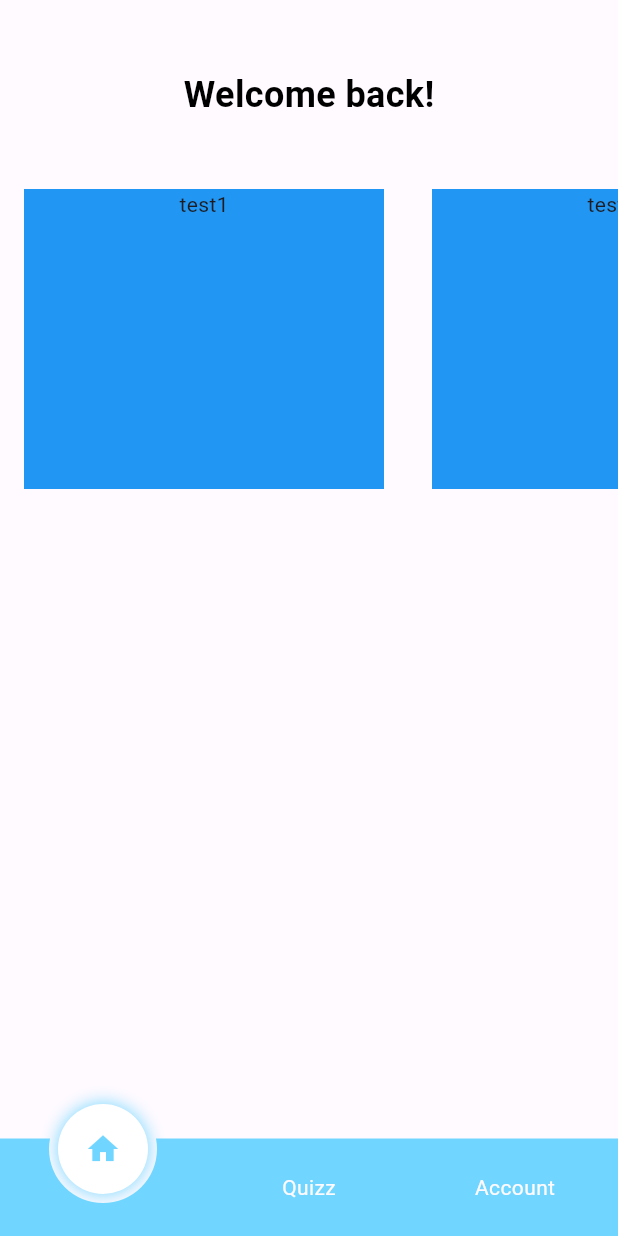
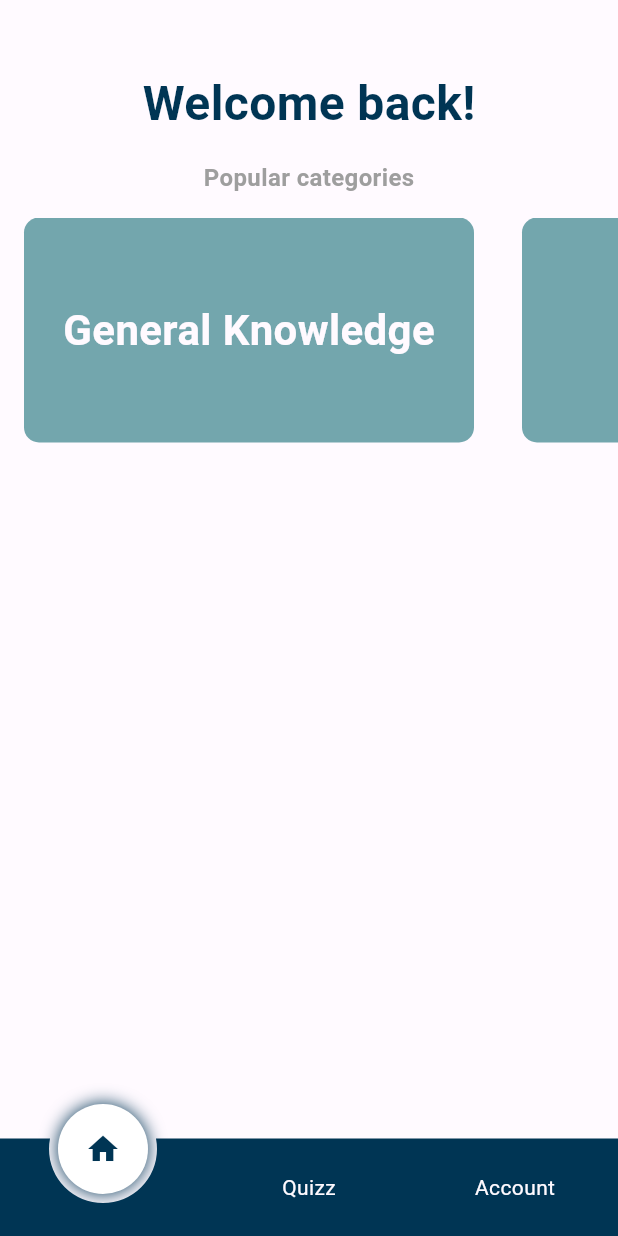
Before and after one commit to kry-ozo/quizzApp, a Flutter app: the screen it shows after launch, on a phone screen of 412 x 824 dp. Run offline on Flutter 3.47's test engine with Material 3 defaults, Android fonts, the phone set to English and light mode, and no system bars; drawn by our look-alikes of circle_nav_bar.

Commit message:
Added changes to uj colors and styling of elements

```diff
--- a/lib/components/custom_tile.dart
+++ b/lib/components/custom_tile.dart
@@ -7,13 +7,16 @@ class CustomTile extends StatelessWidget {
   @override
   Widget build(BuildContext context) {
     return  Container(
-
-      margin: EdgeInsets.symmetric(horizontal: 16),
-      color: Colors.blue,
-      width: 240,
+      decoration: BoxDecoration(
+        borderRadius: BorderRadius.circular(10),
+        color: Color.fromARGB(255, 115, 166, 173),
+      ),
+      margin: const EdgeInsets.symmetric(horizontal: 16),
+      width: 300,
       child:  Column(
+        mainAxisAlignment: MainAxisAlignment.center,
         children: [
-          Text(title)
+          Text(title, style: TextStyle(fontSize: 28, color: Color.fromARGB(255, 255, 250, 255), fontWeight: FontWeight.bold))
         ],
       ),
     );
--- a/lib/main.dart
+++ b/lib/main.dart
@@ -45,23 +45,23 @@ class _MainAppState extends State<MainApp> {
           });
         },
         activeIcons: const [
-          Icon(Icons.home, color: Color.fromARGB(255, 112, 214, 255)),
-          Icon(Icons.quiz, color: Color.fromARGB(255, 112, 214, 255)),
-          Icon(Icons.person, color: Color.fromARGB(255, 112, 214, 255)),
+          Icon(Icons.home, color: Color.fromARGB(255, 0, 53, 84)),
+          Icon(Icons.quiz, color: Color.fromARGB(255, 0, 53, 84)),
+          Icon(Icons.person, color: Color.fromARGB(255, 0, 53, 84)),
         ],
         inactiveIcons: const [
           Text("Home", style: TextStyle(color: Color.fromARGB(255, 255, 250, 255)),),
           Text("Quizz", style: TextStyle(color: Color.fromARGB(255, 255, 250, 255)),),
           Text("Account", style: TextStyle(color: Color.fromARGB(255, 255, 250, 255)),),
         ],
-        color: Color.fromARGB(255, 112, 214, 255),
+        color: Color.fromARGB(255, 0, 53, 84),
         circleColor: Colors.white,
         height: 65,
         circleWidth: 60,
         // tabCurve: ,
 
         cornerRadius: const BorderRadius.all(Radius.zero),
-        circleShadowColor: Color.fromARGB(255, 112, 214, 255),
+        circleShadowColor: Color.fromARGB(255, 0, 53, 84),
         elevation: 10,
 
       ),
--- a/lib/pages/home_page.dart
+++ b/lib/pages/home_page.dart
@@ -1,5 +1,6 @@
 import 'package:flutter/material.dart';
 import 'package:quizz_app/components/custom_tile.dart';
+import 'package:quizz_app/placeholders/categories.dart';
 
 class HomePage extends StatelessWidget {
   const HomePage({super.key});
@@ -9,20 +10,21 @@ class HomePage extends StatelessWidget {
     return  Column(
       children: [
         const Padding(
-          padding: EdgeInsets.symmetric(vertical: 46, horizontal: 12),
-          child: Text("Welcome back!", style: TextStyle(color: Colors.black, fontSize: 24, fontWeight: FontWeight.bold),),
+          padding: EdgeInsets.only(top: 46, left: 12, right: 12),
+          child: Text("Welcome back!", style: TextStyle(color: Color.fromARGB(255, 0, 53, 84), fontSize: 32, fontWeight: FontWeight.bold),),
+        ),
+        const Padding(
+          padding: EdgeInsets.symmetric(vertical: 15, horizontal: 12),
+          child: Text("Popular categories", style: TextStyle(color: Colors.grey, fontSize: 16, fontWeight: FontWeight.bold),),
         ),
         Container(
-          height: 200,
-          child: ListView(
-            physics: const BouncingScrollPhysics(),
+          height: 150,
+          child: ListView.builder(
             scrollDirection: Axis.horizontal,
-            children: [
-              CustomTile(title: "test1",),
-              CustomTile(title: "test1",),
-              CustomTile(title: "test1",)
-            ],
-          ),
+            itemCount: 5,
+            itemBuilder: (context, index){
+              return CustomTile(title: categories[index],);
+          })
         )
       ],
     );
--- a/lib/placeholders/categories.dart
+++ b/lib/placeholders/categories.dart
@@ -1,5 +1,4 @@
 List<String> categories = [
-  "Any Category",
   "General Knowledge",
   "Books",
   "Film",
```
Also changed, not shown: 1 other file.
